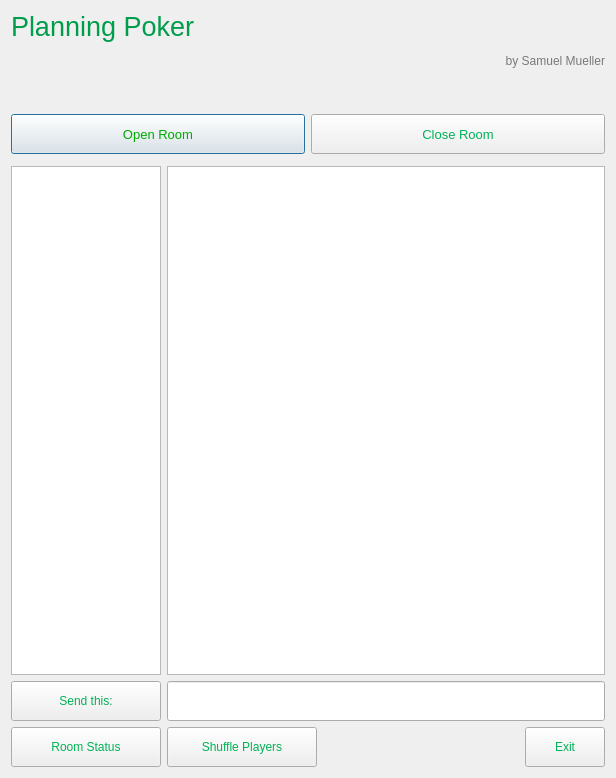
Qt form pokerserver.ui (SamuelSMueller/ProjectPoker) before a commit.
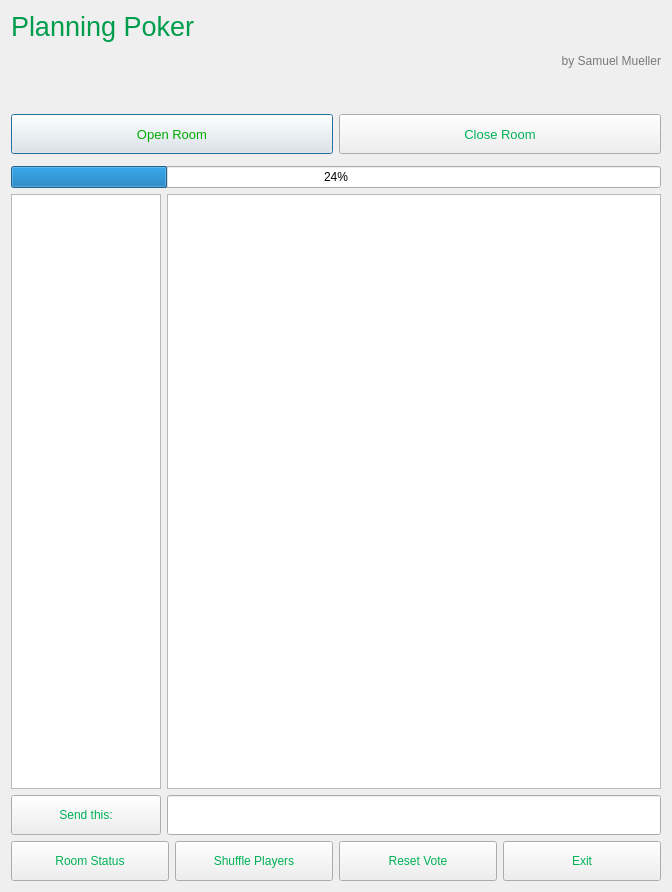
The same form after that commit.

Commit message: admin has vote control, progress bar, passwords work

Patch:
```diff
--- a/pokerserver.ui
+++ b/pokerserver.ui
@@ -6,8 +6,8 @@
    <rect>
     <x>0</x>
     <y>0</y>
-    <width>616</width>
-    <height>778</height>
+    <width>672</width>
+    <height>892</height>
    </rect>
   </property>
   <property name="minimumSize">
@@ -26,14 +26,14 @@
    <string>Dialog</string>
   </property>
   <layout class="QGridLayout" name="gridLayout">
-   <item row="0" column="0">
+   <item row="0" column="0" colspan="4">
     <widget class="QLabel" name="label_2">
      <property name="text">
       <string>&lt;html&gt;&lt;head/&gt;&lt;body&gt;&lt;p&gt;&lt;span style=&quot; font-size:20pt; color:#009d4c;&quot;&gt;Planning Poker&lt;/span&gt;&lt;/p&gt;&lt;p align=&quot;right&quot;&gt;&lt;span style=&quot; color:#797979;&quot;&gt;by Samuel Mueller&lt;/span&gt;&lt;/p&gt;&lt;/body&gt;&lt;/html&gt;</string>
      </property>
     </widget>
    </item>
-   <item row="1" column="0">
+   <item row="1" column="0" colspan="4">
     <spacer name="verticalSpacer">
      <property name="orientation">
       <enum>Qt::Vertical</enum>
@@ -49,7 +49,7 @@
      </property>
     </spacer>
    </item>
-   <item row="2" column="0">
+   <item row="2" column="0" colspan="4">
     <layout class="QHBoxLayout" name="horizontalLayout">
      <item>
       <widget class="QPushButton" name="pushButton_startServer">
@@ -283,7 +283,223 @@
      </item>
     </layout>
    </item>
-   <item row="4" column="0">
+   <item row="4" column="0" colspan="4">
+    <widget class="QProgressBar" name="progressBar">
+     <property name="value">
+      <number>24</number>
+     </property>
+     <property name="alignment">
+      <set>Qt::AlignCenter</set>
+     </property>
+    </widget>
+   </item>
+   <item row="7" column="0">
+    <widget class="QPushButton" name="pushButton_testConn">
+     <property name="minimumSize">
+      <size>
+       <width>150</width>
+       <height>40</height>
+      </size>
+     </property>
+     <property name="palette">
+      <palette>
+       <active>
+        <colorrole role="ButtonText">
+         <brush brushstyle="SolidPattern">
+          <color alpha="255">
+           <red>0</red>
+           <green>178</green>
+           <blue>86</blue>
+          </color>
+         </brush>
+        </colorrole>
+       </active>
+       <inactive>
+        <colorrole role="ButtonText">
+         <brush brushstyle="SolidPattern">
+          <color alpha="255">
+           <red>0</red>
+           <green>178</green>
+           <blue>86</blue>
+          </color>
+         </brush>
+        </colorrole>
+       </inactive>
+       <disabled>
+        <colorrole role="ButtonText">
+         <brush brushstyle="SolidPattern">
+          <color alpha="255">
+           <red>120</red>
+           <green>120</green>
+           <blue>120</blue>
+          </color>
+         </brush>
+        </colorrole>
+       </disabled>
+      </palette>
+     </property>
+     <property name="text">
+      <string>Room Status</string>
+     </property>
+    </widget>
+   </item>
+   <item row="7" column="3">
+    <widget class="QPushButton" name="pushButton_Exit">
+     <property name="minimumSize">
+      <size>
+       <width>0</width>
+       <height>40</height>
+      </size>
+     </property>
+     <property name="maximumSize">
+      <size>
+       <width>16777215</width>
+       <height>40</height>
+      </size>
+     </property>
+     <property name="palette">
+      <palette>
+       <active>
+        <colorrole role="ButtonText">
+         <brush brushstyle="SolidPattern">
+          <color alpha="255">
+           <red>0</red>
+           <green>178</green>
+           <blue>86</blue>
+          </color>
+         </brush>
+        </colorrole>
+       </active>
+       <inactive>
+        <colorrole role="ButtonText">
+         <brush brushstyle="SolidPattern">
+          <color alpha="255">
+           <red>0</red>
+           <green>178</green>
+           <blue>86</blue>
+          </color>
+         </brush>
+        </colorrole>
+       </inactive>
+       <disabled>
+        <colorrole role="ButtonText">
+         <brush brushstyle="SolidPattern">
+          <color alpha="255">
+           <red>120</red>
+           <green>120</green>
+           <blue>120</blue>
+          </color>
+         </brush>
+        </colorrole>
+       </disabled>
+      </palette>
+     </property>
+     <property name="text">
+      <string>Exit</string>
+     </property>
+    </widget>
+   </item>
+   <item row="7" column="1">
+    <widget class="QPushButton" name="pushButton_Shuffle">
+     <property name="minimumSize">
+      <size>
+       <width>150</width>
+       <height>40</height>
+      </size>
+     </property>
+     <property name="palette">
+      <palette>
+       <active>
+        <colorrole role="ButtonText">
+         <brush brushstyle="SolidPattern">
+          <color alpha="255">
+           <red>0</red>
+           <green>178</green>
+           <blue>86</blue>
+          </color>
+         </brush>
+        </colorrole>
+       </active>
+       <inactive>
+        <colorrole role="ButtonText">
+         <brush brushstyle="SolidPattern">
+          <color alpha="255">
+           <red>0</red>
+           <green>178</green>
+           <blue>86</blue>
+          </color>
+         </brush>
+        </colorrole>
+       </inactive>
+       <disabled>
+        <colorrole role="ButtonText">
+         <brush brushstyle="SolidPattern">
+          <color alpha="255">
+           <red>120</red>
+           <green>120</green>
+           <blue>120</blue>
+          </color>
+         </brush>
+        </colorrole>
+       </disabled>
+      </palette>
+     </property>
+     <property name="text">
+      <string>Shuffle Players</string>
+     </property>
+    </widget>
+   </item>
+   <item row="7" column="2">
+    <widget class="QPushButton" name="pushButton_Reset">
+     <property name="minimumSize">
+      <size>
+       <width>150</width>
+       <height>40</height>
+      </size>
+     </property>
+     <property name="palette">
+      <palette>
+       <active>
+        <colorrole role="ButtonText">
+         <brush brushstyle="SolidPattern">
+          <color alpha="255">
+           <red>0</red>
+           <green>178</green>
+           <blue>86</blue>
+          </color>
+         </brush>
+        </colorrole>
+       </active>
+       <inactive>
+        <colorrole role="ButtonText">
+         <brush brushstyle="SolidPattern">
+          <color alpha="255">
+           <red>0</red>
+           <green>178</green>
+           <blue>86</blue>
+          </color>
+         </brush>
+        </colorrole>
+       </inactive>
+       <disabled>
+        <colorrole role="ButtonText">
+         <brush brushstyle="SolidPattern">
+          <color alpha="255">
+           <red>120</red>
+           <green>120</green>
+           <blue>120</blue>
+          </color>
+         </brush>
+        </colorrole>
+       </disabled>
+      </palette>
+     </property>
+     <property name="text">
+      <string>Reset Vote</string>
+     </property>
+    </widget>
+   </item>
+   <item row="5" column="0" colspan="4">
     <layout class="QHBoxLayout" name="horizontalLayout_3">
      <item>
       <widget class="QListWidget" name="listWidget">
@@ -310,7 +526,7 @@
      </item>
     </layout>
    </item>
-   <item row="5" column="0">
+   <item row="6" column="0" colspan="4">
     <layout class="QFormLayout" name="formLayout_2">
      <item row="0" column="0">
       <widget class="QPushButton" name="pushButton_send_2">
@@ -386,179 +602,6 @@
      </item>
     </layout>
    </item>
-   <item row="6" column="0">
-    <layout class="QHBoxLayout" name="horizontalLayout_2">
-     <item>
-      <widget class="QPushButton" name="pushButton_testConn">
-       <property name="minimumSize">
-        <size>
-         <width>150</width>
-         <height>40</height>
-        </size>
-       </property>
-       <property name="palette">
-        <palette>
-         <active>
-          <colorrole role="ButtonText">
-           <brush brushstyle="SolidPattern">
-            <color alpha="255">
-             <red>0</red>
-             <green>178</green>
-             <blue>86</blue>
-            </color>
-           </brush>
-          </colorrole>
-         </active>
-         <inactive>
-          <colorrole role="ButtonText">
-           <brush brushstyle="SolidPattern">
-            <color alpha="255">
-             <red>0</red>
-             <green>178</green>
-             <blue>86</blue>
-            </color>
-           </brush>
-          </colorrole>
-         </inactive>
-         <disabled>
-          <colorrole role="ButtonText">
-           <brush brushstyle="SolidPattern">
-            <color alpha="255">
-             <red>120</red>
-             <green>120</green>
-             <blue>120</blue>
-            </color>
-           </brush>
-          </colorrole>
-         </disabled>
-        </palette>
-       </property>
-       <property name="text">
-        <string>Room Status</string>
-       </property>
-      </widget>
-     </item>
-     <item>
-      <widget class="QPushButton" name="pushButton_Shuffle">
-       <property name="minimumSize">
-        <size>
-         <width>150</width>
-         <height>40</height>
-        </size>
-       </property>
-       <property name="palette">
-        <palette>
-         <active>
-          <colorrole role="ButtonText">
-           <brush brushstyle="SolidPattern">
-            <color alpha="255">
-             <red>0</red>
-             <green>178</green>
-             <blue>86</blue>
-            </color>
-           </brush>
-          </colorrole>
-         </active>
-         <inactive>
-          <colorrole role="ButtonText">
-           <brush brushstyle="SolidPattern">
-            <color alpha="255">
-             <red>0</red>
-             <green>178</green>
-             <blue>86</blue>
-            </color>
-           </brush>
-          </colorrole>
-         </inactive>
-         <disabled>
-          <colorrole role="ButtonText">
-           <brush brushstyle="SolidPattern">
-            <color alpha="255">
-             <red>120</red>
-             <green>120</green>
-             <blue>120</blue>
-            </color>
-           </brush>
-          </colorrole>
-         </disabled>
-        </palette>
-       </property>
-       <property name="text">
-        <string>Shuffle Players</string>
-       </property>
-      </widget>
-     </item>
-     <item>
-      <spacer name="horizontalSpacer">
-       <property name="orientation">
-        <enum>Qt::Horizontal</enum>
-       </property>
-       <property name="sizeHint" stdset="0">
-        <size>
-         <width>40</width>
-         <height>20</height>
-        </size>
-       </property>
-      </spacer>
-     </item>
-     <item>
-      <widget class="QPushButton" name="pushButton_Exit">
-       <property name="minimumSize">
-        <size>
-         <width>0</width>
-         <height>40</height>
-        </size>
-       </property>
-       <property name="maximumSize">
-        <size>
-         <width>16777215</width>
-         <height>40</height>
-        </size>
-       </property>
-       <property name="palette">
-        <palette>
-         <active>
-          <colorrole role="ButtonText">
-           <brush brushstyle="SolidPattern">
-            <color alpha="255">
-             <red>0</red>
-             <green>178</green>
-             <blue>86</blue>
-            </color>
-           </brush>
-          </colorrole>
-         </active>
-         <inactive>
-          <colorrole role="ButtonText">
-           <brush brushstyle="SolidPattern">
-            <color alpha="255">
-             <red>0</red>
-             <green>178</green>
-             <blue>86</blue>
-            </color>
-           </brush>
-          </colorrole>
-         </inactive>
-         <disabled>
-          <colorrole role="ButtonText">
-           <brush brushstyle="SolidPattern">
-            <color alpha="255">
-             <red>120</red>
-             <green>120</green>
-             <blue>120</blue>
-            </color>
-           </brush>
-          </colorrole>
-         </disabled>
-        </palette>
-       </property>
-       <property name="text">
-        <string>Exit</string>
-       </property>
-      </widget>
-     </item>
-    </layout>
-   </item>
   </layout>
  </widget>
  <resources/>
```
Left out of the diff: 2 changed lines with no effect on the pictures. The commit also changes 15 other files.
